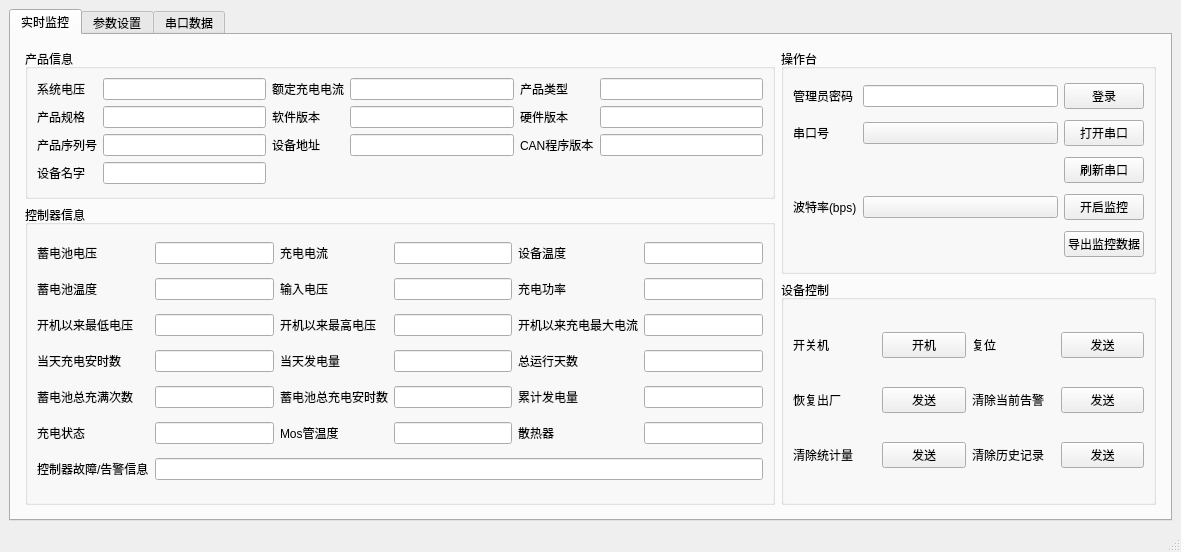
This is ui/dc_layout.ui in xxxy-bit/SRNE_UP as Qt 5 draws it before an edit. The edited form follows.
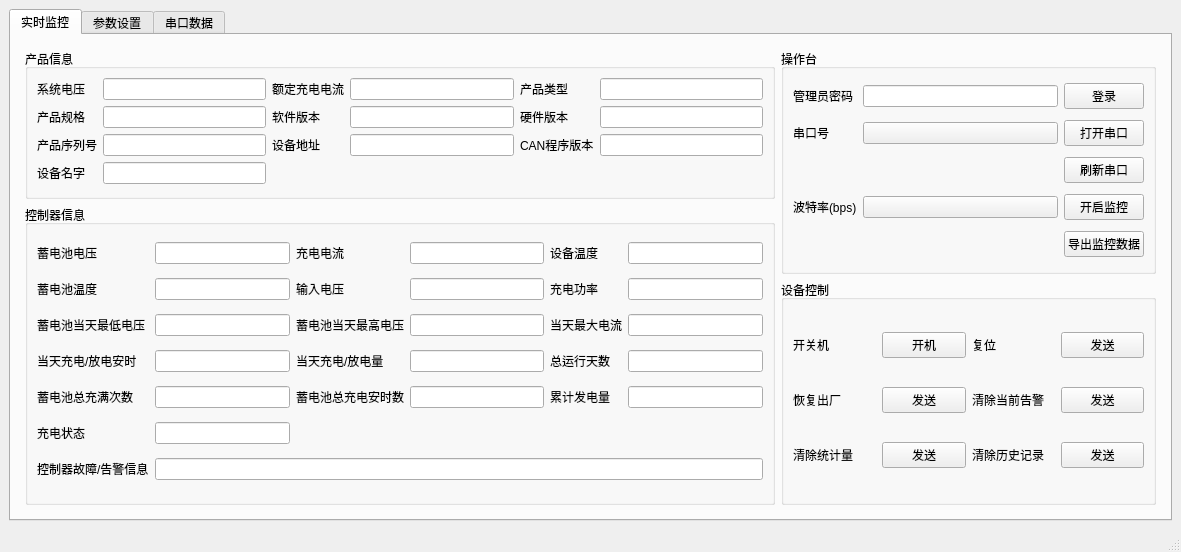
This is the edited form. Custom widgets are drawn as their Qt base class.

Commit message: fix: 修复 DC-DC控制器 CAN版本与软件版本不一致问题；删除多余字段；修改某些电压名称；修复系统电压设置显示不正常问题；设置项根据系统电压自动换算读取写入的倍率；蓄电池类型删除多余字段

```diff
--- a/ui/dc_layout.ui
+++ b/ui/dc_layout.ui
@@ -179,24 +179,17 @@
                  <item row="1" column="3">
                   <widget class="QLineEdit" name="dc_input_vol"/>
                  </item>
-                 <item row="5" column="4">
-                  <widget class="QLabel" name="label_28">
-                   <property name="text">
-                    <string>散热器</string>
-                   </property>
-                  </widget>
-                 </item>
                  <item row="2" column="2">
                   <widget class="QLabel" name="label_18">
                    <property name="text">
-                    <string>开机以来最高电压</string>
+                    <string>蓄电池当天最高电压</string>
                    </property>
                   </widget>
                  </item>
                  <item row="2" column="0">
                   <widget class="QLabel" name="label_17">
                    <property name="text">
-                    <string>开机以来最低电压</string>
+                    <string>蓄电池当天最低电压</string>
                    </property>
                   </widget>
                  </item>
@@ -223,19 +216,13 @@
                  <item row="2" column="5">
                   <widget class="QLineEdit" name="dc_open_max_chg_curr"/>
                  </item>
-                 <item row="5" column="3">
-                  <widget class="QLineEdit" name="dc_mos_tmp"/>
-                 </item>
                  <item row="3" column="0">
                   <widget class="QLabel" name="label_20">
                    <property name="text">
-                    <string>当天充电安时数</string>
+                    <string>当天充电/放电安时</string>
                    </property>
                   </widget>
                  </item>
-                 <item row="5" column="5">
-                  <widget class="QLineEdit" name="dc_radiator"/>
-                 </item>
                  <item row="3" column="3">
                   <widget class="QLineEdit" name="dc_today_genera"/>
                  </item>
@@ -284,13 +271,6 @@
                    </property>
                   </widget>
                  </item>
-                 <item row="5" column="2">
-                  <widget class="QLabel" name="label_27">
-                   <property name="text">
-                    <string>Mos管温度</string>
-                   </property>
-                  </widget>
-                 </item>
                  <item row="0" column="0">
                   <widget class="QLabel" name="label_11">
                    <property name="text">
@@ -321,14 +301,14 @@
                  <item row="2" column="4">
                   <widget class="QLabel" name="label_19">
                    <property name="text">
-                    <string>开机以来充电最大电流</string>
+                    <string>当天最大电流</string>
                    </property>
                   </widget>
                  </item>
                  <item row="3" column="2">
                   <widget class="QLabel" name="label_21">
                    <property name="text">
-                    <string>当天发电量</string>
+                    <string>当天充电/放电量</string>
                    </property>
                   </widget>
                  </item>
```
Left out of the diff: 2 changed lines with no effect on the pictures. The commit also changes 13 other files.
